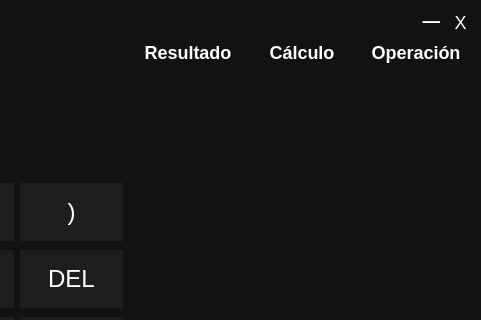
lbaeutr/Calculator_PyQt6, file calculadora.ui: the form before one commit; both pictures show x 319 to 800 and y 0 to 320 of the 800 by 600 pixel window.
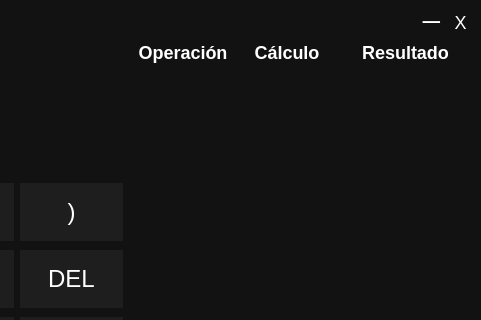
The form after the commit. Icons and pictures are not drawn.

What changed in the file:
```diff
--- a/calculadora.ui
+++ b/calculadora.ui
@@ -101,7 +101,7 @@
      <enum>Qt::FocusPolicy::NoFocus</enum>
     </property>
     <property name="layoutDirection">
-     <enum>Qt::LayoutDirection::RightToLeft</enum>
+     <enum>Qt::LayoutDirection::LeftToRight</enum>
     </property>
     <property name="styleSheet">
      <string notr="true">QTableWidget {
@@ -127,6 +127,12 @@
     border: none;
 }
 
+QTableWidget::item:selected {
+    background-color: #FFB74D;
+    color: black; 
+}
+
+
 </string>
     </property>
     <property name="horizontalScrollBarPolicy">
@@ -135,6 +141,21 @@
     <property name="autoScroll">
      <bool>false</bool>
     </property>
+    <property name="editTriggers">
+     <set>QAbstractItemView::EditTrigger::NoEditTriggers</set>
+    </property>
+    <property name="tabKeyNavigation">
+     <bool>false</bool>
+    </property>
+    <property name="showDropIndicator" stdset="0">
+     <bool>false</bool>
+    </property>
+    <property name="dragDropOverwriteMode">
+     <bool>false</bool>
+    </property>
+    <property name="showGrid">
+     <bool>true</bool>
+    </property>
     <property name="gridStyle">
      <enum>Qt::PenStyle::SolidLine</enum>
     </property>
@@ -150,8 +171,11 @@
     <attribute name="horizontalHeaderVisible">
      <bool>true</bool>
     </attribute>
+    <attribute name="horizontalHeaderMinimumSectionSize">
+     <number>104</number>
+    </attribute>
     <attribute name="horizontalHeaderDefaultSectionSize">
-     <number>114</number>
+     <number>104</number>
     </attribute>
     <attribute name="horizontalHeaderStretchLastSection">
      <bool>true</bool>
@@ -355,7 +379,7 @@
      <set>Qt::AlignmentFlag::AlignCenter</set>
     </property>
    </widget>
-   <widget class="QWidget" name="">
+   <widget class="QWidget" name="layoutWidget">
     <property name="geometry">
      <rect>
       <x>11</x>
```
